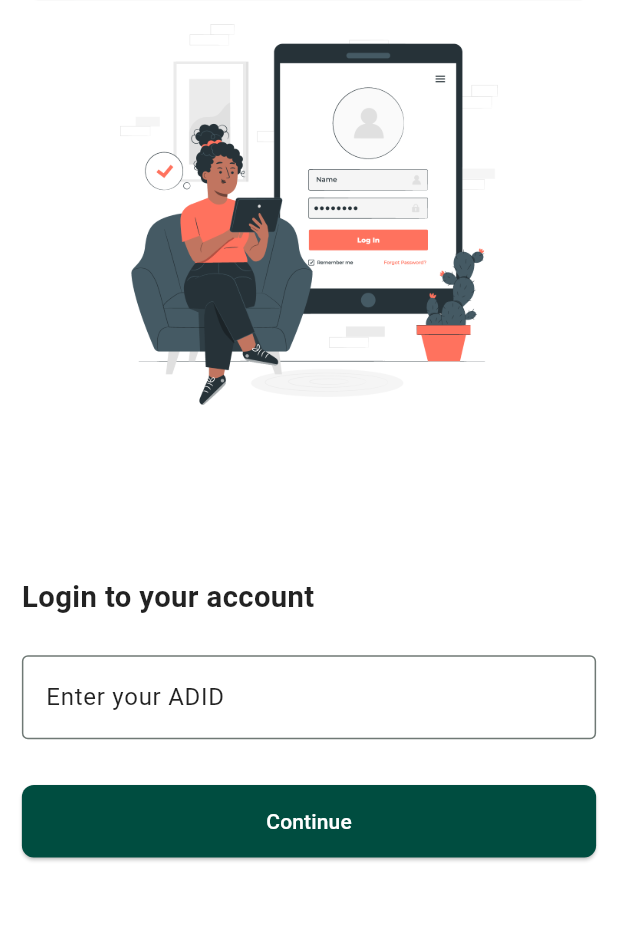
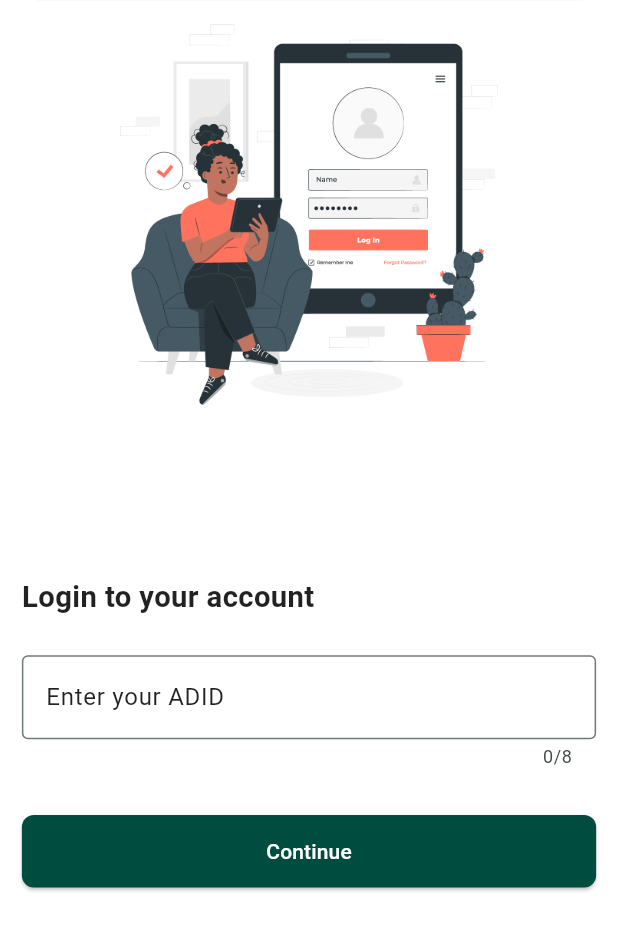
Before and after one commit to kumodd/smis_attendance_tracker, a Flutter app: the screen it shows after launch, after a tap on "Continue", on a phone screen of 412 x 824 dp, the part 121-1072 px from its top. Run offline on Flutter 3.47's test engine with Material 3 defaults, Android fonts, the light colour scheme and no system bars; our stand-ins replace dio, flutter_easyloading, geolocator, get, get_storage, logger and 1 more; network calls fail.

Commit message:
Enhance error handling and input validation: - Simplified attendance marking error messages - Added validation for empty fields in employee addition - Updated attendance legend labels - Improved network error messages - Enforced input format for ADID and phone number fields

```diff
--- a/lib/features/attendance/controllers/attendance_controller.dart
+++ b/lib/features/attendance/controllers/attendance_controller.dart
@@ -123,11 +123,11 @@ class AttendanceController extends GetxController {
       if (response.statusCode == 200) {
         status.value = "✅ Attendance marked successfully";
       } else {
-        status.value = "❌ Failed to mark attendance: ${response.statusMessage}";
+        status.value = "❌ Failed to mark attendance!";
       }
     } on DioError catch (e) {
       final errorMessage = _extractErrorMessage(e);
-      status.value = "Error: $errorMessage";
+      status.value = "❌ Failed to mark attendance!\n $errorMessage";
       AppLogger.e("markTodayAttendance DioError: $errorMessage");
     } catch (e, st) {
       status.value = "Error: $e";
@@ -244,7 +244,7 @@ class AttendanceController extends GetxController {
         }
       }
 
-      return e.message ?? "Network error occurred";
+      return e.message ?? "Please check your network connection";
     } catch (err) {
       return "Failed to parse error";
     }
--- a/lib/features/attendance/controllers/employee_controller.dart
+++ b/lib/features/attendance/controllers/employee_controller.dart
@@ -147,6 +147,10 @@ class AddEmployeeController extends GetxController {
     String designation,
     String phone,
   ) async {
+    if (name.isEmpty || phone.isEmpty) {
+      _showSnackbar('Error', 'Please fill all fields.', isError: true);
+      return;
+    }
     if (!_isValidPhone(phone)) {
       _showSnackbar(
         'Error',
--- a/lib/features/attendance/views/my_attendance.dart
+++ b/lib/features/attendance/views/my_attendance.dart
@@ -250,7 +250,7 @@ class _MyAttendanceScreenState extends State<MyAttendanceScreen> {
                         ),
                         _legendItem(Colors.orange, "Work From Home"),
                         _legendItem(Colors.blue, "Kanak Tower"),
-                        _legendItem(Colors.redAccent, "On Leave"),
+                        _legendItem(Colors.redAccent, "Absent"),
                       ],
                     ),
                   ),
--- a/lib/features/attendance/views/user_attendance_history.dart
+++ b/lib/features/attendance/views/user_attendance_history.dart
@@ -111,11 +111,11 @@ class _AttendanceCalendarScreenState extends State<AttendanceCalendarScreen> {
                 spacing: 16,
                 runSpacing: 8,
                 children: [
-                  _legendItem(Colors.black87, "Current Date"),
                   _legendItem(const Color(0xFF73D28C), "ITC Green Center"),
+                  _legendItem(Colors.orange, "Work From Home"),
+
                   _legendItem(Colors.blue, "Kanak Tower"),
-                  _legendItem(Colors.orange, "Work From Home"),
-                  _legendItem(Colors.redAccent, "On Leave"),
+                  _legendItem(Colors.redAccent, "Absent"),
                 ],
               ),
             ],
--- a/lib/features/auth/controllers/auth_controller.dart
+++ b/lib/features/auth/controllers/auth_controller.dart
@@ -22,12 +22,24 @@ class LoginController extends GetxController {
       Get.snackbar("Error", "ADID cannot be empty");
       return;
     }
+    if (userId.length < 3) {
+      Get.snackbar(
+        "Error",
+        "ADID must be at least 3 characters long",
+        snackPosition: SnackPosition.BOTTOM,
+        backgroundColor: const Color(0xFFB00020),
+        colorText: const Color(0xFFFFFFFF),
+        duration: const Duration(seconds: 3),
+        margin: const EdgeInsets.all(12),
+        borderRadius: 8,
+      );
+      return;
+    }
 
     try {
       isLoading.value = true;
       final response = await _authService.sendOtp(userId);
       AppLogger.i("Send OTP Response: ${response.data}");
-
       if (response.statusCode == 200) {
         Get.snackbar("Success", "OTP sent successfully");
         Get.toNamed(AppRoutes.otp, arguments: {"userId": userId});
@@ -35,7 +47,7 @@ class LoginController extends GetxController {
     } on DioError catch (e) {
       final errorMessage = _extractErrorMessage(e);
       AppLogger.e("Send OTP Error: $errorMessage");
-      Get.snackbar("Error", errorMessage ?? "Something went wrong");
+      //Get.snackbar("Error", errorMessage ?? "Something went wrong");
     } catch (e) {
       AppLogger.e("Unexpected error: $e");
       Get.snackbar("Error", "Something went wrong");
@@ -97,7 +109,7 @@ class LoginController extends GetxController {
     } on DioError catch (e) {
       final errorMessage = _extractErrorMessage(e);
       AppLogger.e("Verify OTP DioError: $errorMessage");
-      Get.snackbar("Error", errorMessage ?? "Something went wrong");
+      //Get.snackbar("Error", errorMessage ?? "Something went wrong");
     } catch (e) {
       AppLogger.e("Unexpected error: $e");
       Get.snackbar("Error", "Something went wrong");
--- a/lib/features/auth/views/login_page.dart
+++ b/lib/features/auth/views/login_page.dart
@@ -1,4 +1,5 @@
 import 'package:flutter/material.dart';
+import 'package:flutter/services.dart';
 import 'package:get/get.dart';
 import 'package:smis_attendance_tracker/core/constants.dart';
 import 'package:smis_attendance_tracker/core/responsive.dart';
@@ -88,6 +89,8 @@ class LoginView extends StatelessWidget {
                 TextFormField(
                   controller: controller.userIdController,
                   keyboardType: TextInputType.number,
+                  inputFormatters: [FilteringTextInputFormatter.digitsOnly],
+                  maxLength: 8,
                   decoration: const InputDecoration(
                     labelText: "Enter your ADID",
                     border: OutlineInputBorder(),
--- a/lib/features/home/dashboard_view.dart
+++ b/lib/features/home/dashboard_view.dart
@@ -1,4 +1,5 @@
 import 'package:flutter/material.dart';
+import 'package:flutter/services.dart';
 import 'package:flutter_easyloading/flutter_easyloading.dart';
 import 'package:get/get.dart';
 import 'package:smis_attendance_tracker/features/attendance/controllers/employee_controller.dart';
@@ -625,6 +626,9 @@ class DashboardScreen extends StatelessWidget {
                         controller: phoneController,
                         keyboardType: TextInputType.phone,
                         maxLength: 10,
+                        inputFormatters: [
+                          FilteringTextInputFormatter.digitsOnly,
+                        ],
                         decoration: InputDecoration(
                           labelText: "Phone Number",
                           border: OutlineInputBorder(
```
